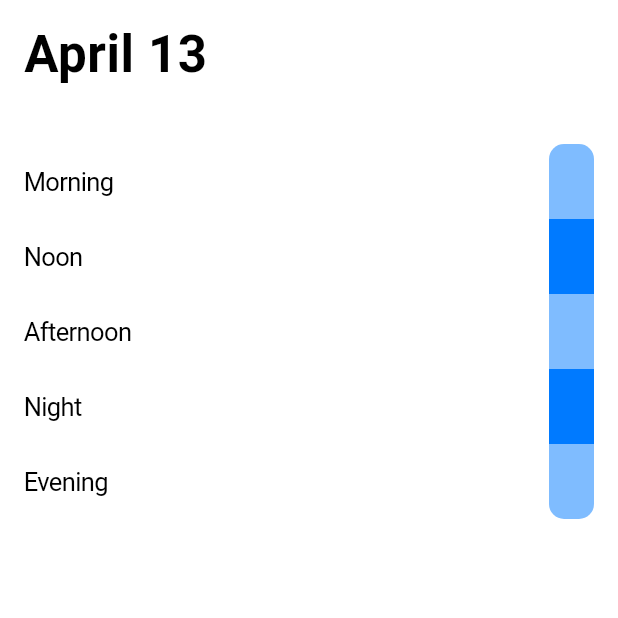
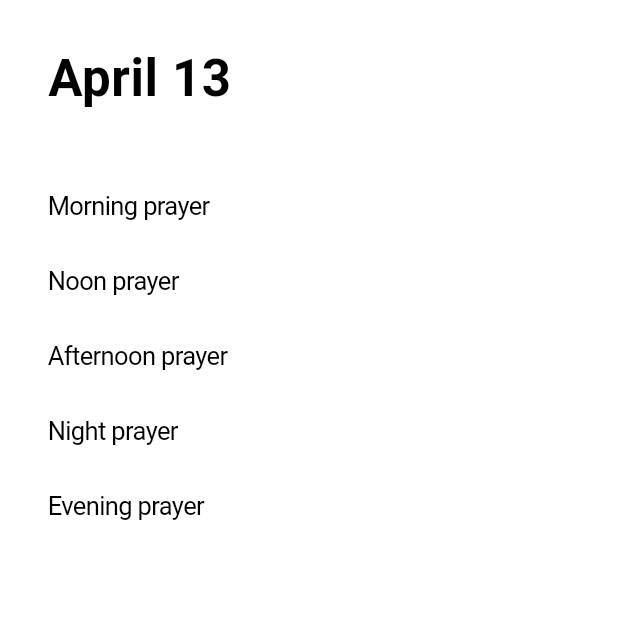
Before and after one commit to emircihangir/prayer-tracker, a Flutter app: the screen it shows after launch, on a phone screen of 412 x 824 dp, the top half of it. Run offline on Flutter 3.47's test engine with Material 3 defaults, Android fonts, the phone set to English and light mode, and no system bars.

Commit message:
Finished the front-end

```diff
--- a/lib/main.dart
+++ b/lib/main.dart
@@ -1,9 +1,29 @@
 import 'package:flutter/cupertino.dart';
 import 'package:flutter/material.dart';
 import 'package:flutter/services.dart';
+import 'package:provider/provider.dart';
+
+class BoxOpacitiesModel extends ChangeNotifier {
+  final Map<String, double> _boxOpacities = {
+    "morning": 0,
+    "noon": 0,
+    "afternoon": 0,
+    "night": 0,
+    "evening": 0
+  };
+  Map<String, double> get boxOpacities => _boxOpacities;
+
+  void updateValue(String key, double newValue) {
+    _boxOpacities[key] = newValue;
+    notifyListeners();
+  }
+}
 
 void main() {
-  runApp(const MyApp());
+  runApp(ChangeNotifierProvider(
+    create: (context) => BoxOpacitiesModel(),
+    builder: (context, child) => const MyApp(),
+  ));
 }
 
 class MyApp extends StatelessWidget {
@@ -20,11 +40,17 @@ class MyApp extends StatelessWidget {
       systemNavigationBarIconBrightness: Brightness.dark,
     ));
 
+    void boxPressed({required String caller}) {
+      double currentValue = Provider.of<BoxOpacitiesModel>(context, listen: false).boxOpacities[caller]!;
+      double newValue = ((currentValue == 1) ? 0 : 1) * (currentValue + 0.5);
+      Provider.of<BoxOpacitiesModel>(context, listen: false).updateValue(caller, newValue);
+    }
+
     return CupertinoApp(
       home: CupertinoPageScaffold(
         child: SafeArea(
           child: Padding(
-            padding: const EdgeInsets.all(16.0),
+            padding: const EdgeInsets.all(32.0),
             child: Column(
               crossAxisAlignment: CrossAxisAlignment.start,
               children: [
@@ -38,13 +64,20 @@ class MyApp extends StatelessWidget {
                 Row(
                   mainAxisAlignment: MainAxisAlignment.spaceBetween,
                   children: [
-                    const Text("Morning"),
-                    Container(
+                    const Text("Morning prayer"),
+                    GestureDetector(
+                      onTap: () => boxPressed(caller: "morning"),
+                      child: Consumer<BoxOpacitiesModel>(
+                        builder: (context, value, child) {
+                          return Container(
                             width: 30,
                             height: 50,
                             decoration: BoxDecoration(
-                        color: CupertinoColors.activeBlue.withOpacity(0.5),
-                        borderRadius: BorderRadius.only(topLeft: Radius.circular(10), topRight: Radius.circular(10)),
+                              color: CupertinoColors.activeBlue.withOpacity(value.boxOpacities["morning"]!),
+                              borderRadius: BorderRadius.only(topLeft: Radius.circular(15), topRight: Radius.circular(15)),
+                            ),
+                          );
+                        },
                       ),
                     )
                   ],
@@ -52,46 +85,74 @@ class MyApp extends StatelessWidget {
                 Row(
                   mainAxisAlignment: MainAxisAlignment.spaceBetween,
                   children: [
-                    const Text("Noon"),
-                    Container(
+                    const Text("Noon prayer"),
+                    GestureDetector(
+                      onTap: () => boxPressed(caller: "noon"),
+                      child: Consumer<BoxOpacitiesModel>(
+                        builder: (context, value, child) {
+                          return Container(
                             width: 30,
                             height: 50,
-                      decoration: BoxDecoration(color: CupertinoColors.activeBlue),
+                            decoration: BoxDecoration(color: CupertinoColors.activeBlue.withOpacity(value.boxOpacities["noon"]!)),
+                          );
+                        },
+                      ),
                     )
                   ],
                 ),
                 Row(
                   mainAxisAlignment: MainAxisAlignment.spaceBetween,
                   children: [
-                    const Text("Afternoon"),
-                    Container(
+                    const Text("Afternoon prayer"),
+                    GestureDetector(
+                      onTap: () => boxPressed(caller: "afternoon"),
+                      child: Consumer<BoxOpacitiesModel>(
+                        builder: (context, value, child) {
+                          return Container(
                             width: 30,
                             height: 50,
-                      decoration: BoxDecoration(color: CupertinoColors.activeBlue.withOpacity(0.5)),
+                            decoration: BoxDecoration(color: CupertinoColors.activeBlue.withOpacity(value.boxOpacities["afternoon"]!)),
+                          );
+                        },
+                      ),
                     )
                   ],
                 ),
                 Row(
                   mainAxisAlignment: MainAxisAlignment.spaceBetween,
                   children: [
-                    const Text("Night"),
-                    Container(
+                    const Text("Night prayer"),
+                    GestureDetector(
+                      onTap: () => boxPressed(caller: "night"),
+                      child: Consumer<BoxOpacitiesModel>(
+                        builder: (context, value, child) {
+                          return Container(
                             width: 30,
                             height: 50,
-                      decoration: BoxDecoration(color: CupertinoColors.activeBlue),
+                            decoration: BoxDecoration(color: CupertinoColors.activeBlue.withOpacity(value.boxOpacities["night"]!)),
+                          );
+                        },
+                      ),
                     )
                   ],
                 ),
                 Row(
                   mainAxisAlignment: MainAxisAlignment.spaceBetween,
                   children: [
-                    const Text("Evening"),
-                    Container(
+                    const Text("Evening prayer"),
+                    GestureDetector(
+                      onTap: () => boxPressed(caller: "evening"),
+                      child: Consumer<BoxOpacitiesModel>(
+                        builder: (context, value, child) {
+                          return Container(
                             width: 30,
                             height: 50,
                             decoration: BoxDecoration(
-                        color: CupertinoColors.activeBlue.withOpacity(0.5),
-                        borderRadius: BorderRadius.only(bottomLeft: Radius.circular(10), bottomRight: Radius.circular(10)),
+                              color: CupertinoColors.activeBlue.withOpacity(value.boxOpacities["evening"]!),
+                              borderRadius: BorderRadius.only(bottomLeft: Radius.circular(15), bottomRight: Radius.circular(15)),
+                            ),
+                          );
+                        },
                       ),
                     )
                   ],
```
Lines whose indentation alone changed are shown as unchanged.
